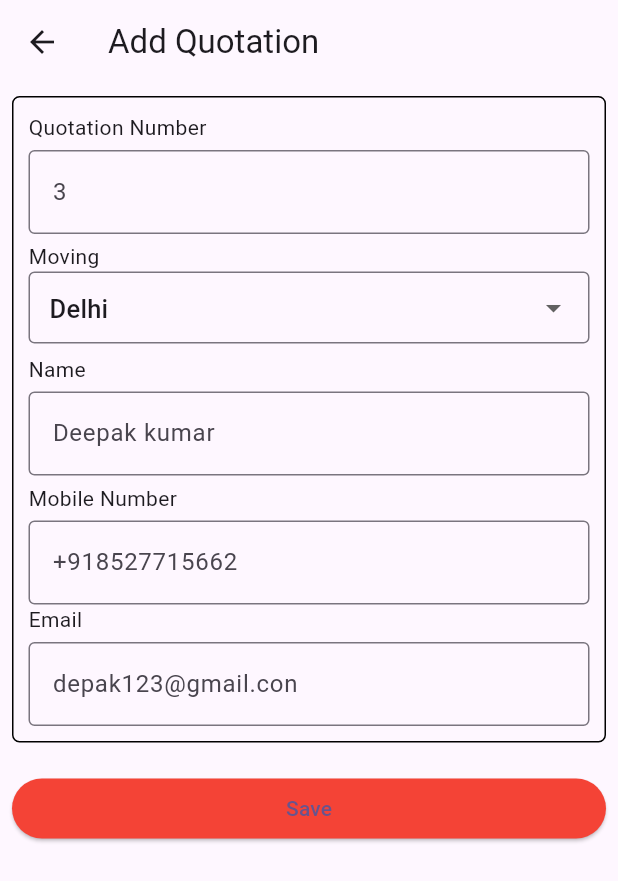
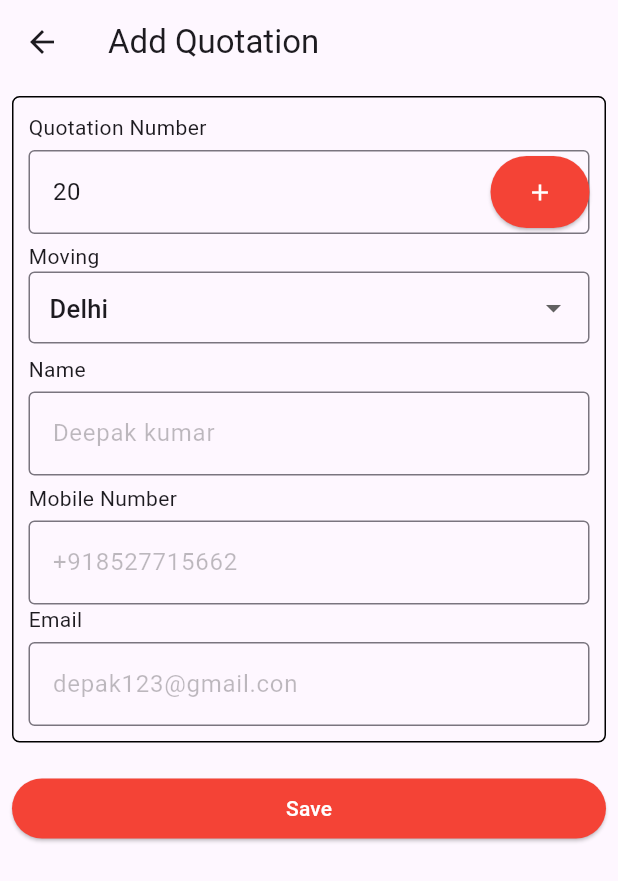
Before and after one commit to DeepakStark123/my_quotation_app, a Flutter app: the QuotationScreen screen opened by its route, after a tap on "Quotation", on a phone screen of 412 x 824 dp. Shown: the top 881 px of the screen. Run offline on Flutter 3.47's test engine with Material 2 defaults, Android fonts, the phone set to English and light mode, and no system bars; our stand-ins replace email_validator, firebase_auth, firebase_core, get, hive, hive_flutter and 2 more; accounts and stored records are empty.

Commit message:
quotation_app_update

```diff
--- a/lib/bindings/initila_bindings.dart
+++ b/lib/bindings/initila_bindings.dart
@@ -5,6 +5,8 @@ import '../controllers/splash_controller.dart';
 class RootBinding implements Bindings {
   @override
   void dependencies() {
-    Get.put<SplashController>(SplashController());
+    Get.put<SplashController>(
+      SplashController(),
+    );
   }
 }
--- a/lib/controllers/quotation_controller.dart
+++ b/lib/controllers/quotation_controller.dart
@@ -1,3 +1,5 @@
+import 'dart:math';
+
 import 'package:flutter/material.dart';
 import 'package:get/get.dart';
 
@@ -22,10 +24,47 @@ class QuotationController extends GetxController {
       mobilenumber: mobileController.text,
       moving: dropdownval.toString(),
       name: nameController.text,
-      quoteNo: int.parse(quotationNumberController.text.toString()),
+      quoteNo: int.parse(quotationNumberController.text.isEmpty
+          ? "0"
+          : quotationNumberController.text),
     );
     final box = Boxes.getData();
     box.add(quotedata);
+    quotedata.save();
     Get.snackbar("Status", "Quotation added");
+    emptyFields();
+  }
+
+  deleteQuote(AddQuoteDetalisMoidel quatation) async {
+    await quatation.delete();
+  }
+
+  emptyFields() {
+    emailController.clear();
+    mobileController.clear();
+    dropdownval.value = movingList[0];
+    nameController.clear();
+    quotationNumberController.clear();
+  }
+
+  getDafaultData() {
+    Random random = Random();
+    var randomNumber = random.nextInt(100);
+    debugPrint(randomNumber.toString());
+    quotationNumberController.text = randomNumber.toString();
+  }
+
+  incrementQuoteNo() {
+    int temp = int.parse(quotationNumberController.text.isEmpty
+        ? "0"
+        : quotationNumberController.text);
+    temp++;
+    quotationNumberController.text = temp.toString();
+  }
+
+  @override
+  void onInit() {
+    getDafaultData();
+    super.onInit();
   }
 }
--- a/lib/main.dart
+++ b/lib/main.dart
@@ -12,11 +12,14 @@ import 'utils/routes/routes_name.dart';
 
 Future<void> main() async {
   WidgetsFlutterBinding.ensureInitialized();
+  //----Hive initilization----//
   var directory = await getApplicationDocumentsDirectory();
   Hive.init(directory.path);
   Hive.registerAdapter(AddQuoteDetalisMoidelAdapter());
   await Hive.openBox<AddQuoteDetalisMoidel>('myQuotations');
+  //----Bindings initilization----//
   RootBinding().dependencies();
+  //----Firebase initilization----//
   await Firebase.initializeApp(
     options: DefaultFirebaseOptions.currentPlatform,
   );
@@ -26,7 +29,6 @@ Future<void> main() async {
 class MyApp extends StatelessWidget {
   const MyApp({super.key});
 
-  // This widget is the root of your application.
   @override
   Widget build(BuildContext context) {
     return GetMaterialApp(
--- a/lib/models/add_quateDetails_model.dart
+++ b/lib/models/add_quateDetails_model.dart
@@ -1,9 +1,11 @@
-// ignore_for_file: public_member_api_docs, sort_constructors_first
+// ignore_for_file: file_names
+
 import 'package:hive/hive.dart';
+
 part 'add_quateDetails_model.g.dart';
 
 @HiveType(typeId: 0)
-class AddQuoteDetalisMoidel {
+class AddQuoteDetalisMoidel extends HiveObject {
   @HiveField(0)
   final int quoteNo;
   @HiveField(1)
--- a/lib/screens/auth_view/login_page.dart
+++ b/lib/screens/auth_view/login_page.dart
@@ -44,7 +44,7 @@ class LoginScreen extends StatelessWidget {
                   onChanged: (value) {
                     loginController.isValid();
                   },
-                  keyboardType: TextInputType.number,
+                  keyboardType: TextInputType.phone,
                   decoration: InputDecoration(
                     border: const OutlineInputBorder(
                         borderSide: BorderSide(color: Colors.black)),
--- a/lib/screens/quotations_view/add_quotation.dart
+++ b/lib/screens/quotations_view/add_quotation.dart
@@ -1,5 +1,7 @@
+import 'package:email_validator/email_validator.dart';
 import 'package:flutter/material.dart';
 import 'package:get/get.dart';
+import 'package:quotation/utils/my_colors.dart';
 import 'package:quotation/widgets/mybtn.dart';
 import 'package:velocity_x/velocity_x.dart';
 
@@ -45,12 +47,25 @@ class AddQuotationScreen extends GetView<QuotationController> {
                                 }
                                 return null;
                               },
+                              autovalidateMode:
+                                  AutovalidateMode.onUserInteraction,
                               keyboardType: TextInputType.number,
-                              decoration: const InputDecoration(
-                                border: OutlineInputBorder(
+                              decoration: InputDecoration(
+                                border: const OutlineInputBorder(
                                     borderSide:
                                         BorderSide(color: Colors.black)),
                                 hintText: "3",
+                                hintStyle:
+                                    const TextStyle(color: Colors.black26),
+                                suffixIcon: MyBtn(
+                                  onPressed: () {
+                                    controller.incrementQuoteNo();
+                                  },
+                                  child: const Icon(
+                                    Icons.add,
+                                    color: Colors.white,
+                                  ),
+                                ),
                               ),
                             ),
                             5.heightBox,
@@ -93,12 +108,15 @@ class AddQuotationScreen extends GetView<QuotationController> {
                                 }
                                 return null;
                               },
-                              keyboardType: TextInputType.number,
+                              keyboardType: TextInputType.text,
+                              autovalidateMode:
+                                  AutovalidateMode.onUserInteraction,
                               decoration: const InputDecoration(
                                 border: OutlineInputBorder(
                                     borderSide:
                                         BorderSide(color: Colors.black)),
                                 hintText: "Deepak kumar",
+                                hintStyle: TextStyle(color: Colors.black26),
                               ),
                             ),
                             5.heightBox,
@@ -112,12 +130,15 @@ class AddQuotationScreen extends GetView<QuotationController> {
                                 return null;
                               },
                               controller: controller.mobileController,
-                              keyboardType: TextInputType.number,
+                              autovalidateMode:
+                                  AutovalidateMode.onUserInteraction,
+                              keyboardType: TextInputType.phone,
                               decoration: const InputDecoration(
                                 border: OutlineInputBorder(
                                     borderSide:
                                         BorderSide(color: Colors.black)),
                                 hintText: "+918527715662",
+                                hintStyle: TextStyle(color: Colors.black26),
                               ),
                             ),
                             "Email".text.size(14).make(),
@@ -127,15 +148,21 @@ class AddQuotationScreen extends GetView<QuotationController> {
                                 if (value == null || value.isEmpty) {
                                   return 'Enter email';
                                 }
+                                if (EmailValidator.validate(value) == false) {
+                                  return "Please enter valid email";
+                                }
                                 return null;
                               },
+                              autovalidateMode:
+                                  AutovalidateMode.onUserInteraction,
                               controller: controller.emailController,
-                              keyboardType: TextInputType.number,
+                              keyboardType: TextInputType.emailAddress,
                               decoration: const InputDecoration(
                                 border: OutlineInputBorder(
                                     borderSide:
                                         BorderSide(color: Colors.black)),
                                 hintText: "depak123@gmail.con",
+                                hintStyle: TextStyle(color: Colors.black26),
                               ),
                             ),
                           ],
@@ -151,7 +178,10 @@ class AddQuotationScreen extends GetView<QuotationController> {
                           controller.addQuote();
                         }
                       },
-                      child: const Text("Save"),
+                      child: const Text(
+                        "Save",
+                        style: TextStyle(color: lightTextColor),
+                      ),
                     ).expand(),
                   ],
                 ),
--- a/lib/screens/quotations_view/quotation_screen.dart
+++ b/lib/screens/quotations_view/quotation_screen.dart
@@ -1,17 +1,15 @@
 import 'package:flutter/material.dart';
 import 'package:get/get.dart';
-// import 'package:quotation/controllers/quotation_controller.dart';
+import 'package:quotation/utils/routes/routes_name.dart';
 import 'package:velocity_x/velocity_x.dart';
 
 import '../../widgets/my_listTile.dart';
-import 'add_quotation.dart';
 
 class QuotationScreen extends StatelessWidget {
   const QuotationScreen({super.key});
 
   @override
   Widget build(BuildContext context) {
-    // var quoteController = Get.find<QuotationController>();
     return Scaffold(
         appBar: AppBar(
           title: const Text("Quotation"),
@@ -25,7 +23,7 @@ class QuotationScreen extends StatelessWidget {
                   MyListTile(
                     title: "Quotation",
                     onTap: () {
-                      Get.to(() => const AddQuotationScreen());
+                      Get.toNamed(RoutesName.addQuotationScreen);
                     },
                     icon: Icons.holiday_village,
                   ),
--- a/lib/utils/routes/routes.dart
+++ b/lib/utils/routes/routes.dart
@@ -1,6 +1,7 @@
 import 'package:get/get.dart';
 import 'package:quotation/controllers/home_controller.dart';
 import 'package:quotation/screens/home_view/home_page.dart';
+import 'package:quotation/screens/quotations_view/add_quotation.dart';
 import 'package:quotation/screens/quotations_view/quotation_screen.dart';
 import 'package:quotation/utils/routes/routes_name.dart';
 
@@ -19,25 +20,22 @@ class AppRoutes {
         name: RoutesName.loginScreen,
         page: () => const LoginScreen(),
         binding: BindingsBuilder(() {
-          Get.lazyPut<LoginController>(
-            () => LoginController(),
-          );
+          Get.lazyPut<LoginController>(() => LoginController());
         })),
     GetPage(
         name: RoutesName.homeScreen,
         page: () => const HomeScreen(),
         binding: BindingsBuilder(() {
-          Get.lazyPut<HomeController>(
-            () => HomeController(),
-          );
+          Get.lazyPut<HomeController>(() => HomeController());
+          Get.lazyPut<QuotationController>(() => QuotationController());
         })),
     GetPage(
-        name: RoutesName.quotationScreen,
-        page: () => const QuotationScreen(),
-        binding: BindingsBuilder(() {
-          Get.lazyPut<QuotationController>(
-            () => QuotationController(),
-          );
-        })),
+      name: RoutesName.quotationScreen,
+      page: () => const QuotationScreen(),
+    ),
+    GetPage(
+      name: RoutesName.addQuotationScreen,
+      page: () => const AddQuotationScreen(),
+    ),
   ];
 }
--- a/lib/utils/routes/routes_name.dart
+++ b/lib/utils/routes/routes_name.dart
@@ -4,4 +4,5 @@ class RoutesName {
   static const loginScreen = '/login_screen';
   static const signupScreen = '/signup_screen';
   static const quotationScreen = '/quotation_screen';
+  static const addQuotationScreen = '/add_quotation_screen';
 }
--- a/lib/widgets/my_listTile.dart
+++ b/lib/widgets/my_listTile.dart
@@ -1,3 +1,5 @@
+// ignore_for_file: file_names
+
 import 'package:flutter/material.dart';
 
 class MyListTile extends StatelessWidget {
--- a/pubspec.yaml
+++ b/pubspec.yaml
@@ -44,6 +44,7 @@ dependencies:
   hive: ^2.2.3
   hive_flutter: ^1.1.0
   path_provider:
+  email_validator: ^2.1.17
 
 dev_dependencies:
   flutter_test:
```
Also changed, not shown: lib/screens/home_view/home_page.dart (+30 -7 lines), pubspec.lock, 1 other file.
